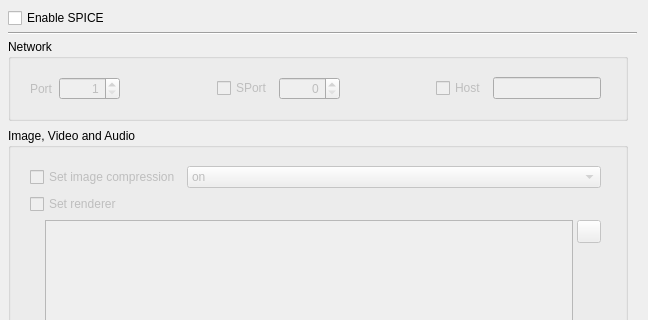
Before: the Qt Designer form src/SPICE_Settings_Widget.ui in tobimensch/aqemu, drawn with Qt 5; both pictures show x 0 to 648 and y 0 to 320 of the 648 by 779 pixel window.
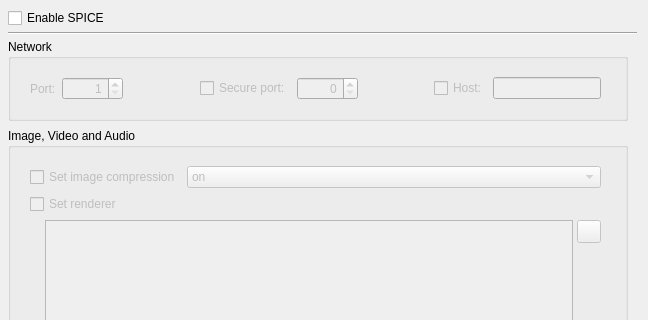
After: the same form once the commit is applied. Icons and pictures are not drawn.

Commit message: Fixes for SPICE UI / SPICE UI bugs.

The edit to the form file:
```diff
--- a/src/SPICE_Settings_Widget.ui
+++ b/src/SPICE_Settings_Widget.ui
@@ -53,8 +53,8 @@
        <rect>
         <x>0</x>
         <y>0</y>
-        <width>629</width>
-        <height>720</height>
+        <width>687</width>
+        <height>707</height>
        </rect>
       </property>
       <layout class="QVBoxLayout" name="verticalLayout_7">
@@ -112,7 +112,7 @@
                 <item>
                  <widget class="QLabel" name="Label_SPICE_Port">
                   <property name="text">
-                   <string>Port</string>
+                   <string>Port:</string>
                   </property>
                  </widget>
                 </item>
@@ -142,15 +142,18 @@
                   </property>
                  </spacer>
                 </item>
-                <item>
+                <item alignment="Qt::AlignRight">
                  <widget class="QCheckBox" name="CH_SPICE_SPort">
                   <property name="text">
-                   <string>SPort</string>
+                   <string>Secure port:</string>
                   </property>
                  </widget>
                 </item>
-                <item>
+                <item alignment="Qt::AlignLeft">
                  <widget class="QSpinBox" name="Edit_SPICE_SPort">
+                  <property name="enabled">
+                   <bool>false</bool>
+                  </property>
                   <property name="alignment">
                    <set>Qt::AlignRight|Qt::AlignTrailing|Qt::AlignVCenter</set>
                   </property>
@@ -172,10 +175,10 @@
                   </property>
                  </spacer>
                 </item>
-                <item>
+                <item alignment="Qt::AlignRight">
                  <widget class="QCheckBox" name="CH_SPICE_Host">
                   <property name="text">
-                   <string>Host</string>
+                   <string>Host:</string>
                   </property>
                  </widget>
                 </item>
```
The commit also changes 2 other files.
